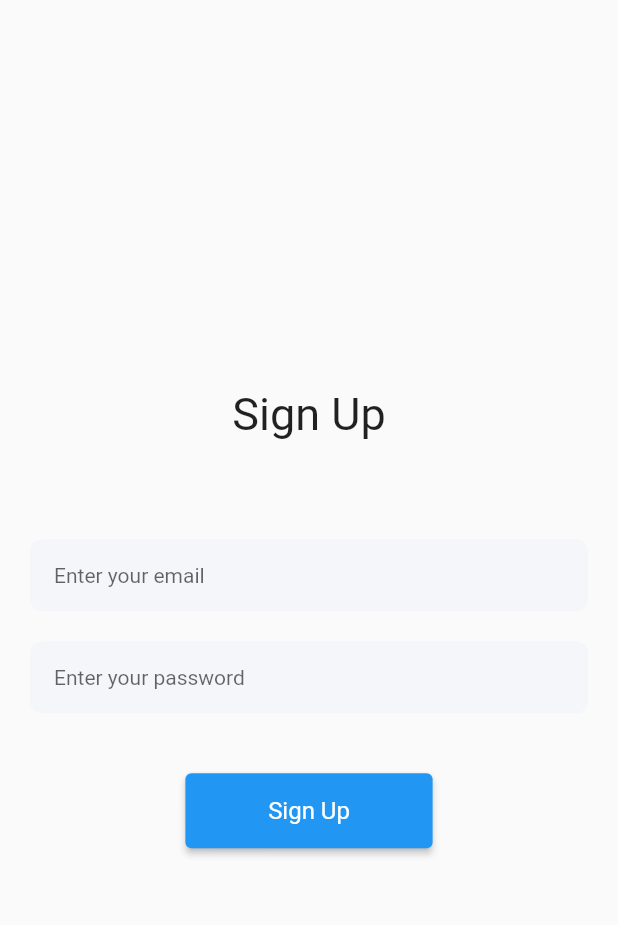
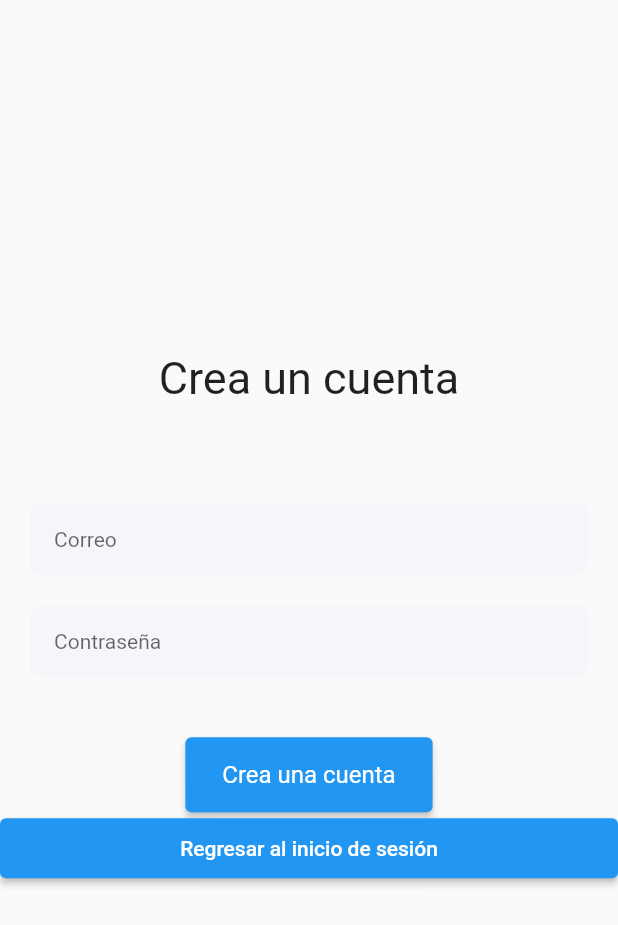
Before and after one commit to miguel1man/Flutter-Login, a Flutter app: the EmailPasswordSignup screen opened by its route, on a phone screen of 412 x 824 dp. Shown: the top 925 px of the screen. Run offline on Flutter 3.47's test engine with Material 2 defaults, Android fonts, the phone set to English and light mode, and no system bars; our stand-ins replace firebase_auth, firebase_core, google_sign_in; missing offline and left inert: flutter_facebook_auth; accounts and stored records are empty; network calls fail.

Commit message:
update login screen

```diff
--- a/lib/screens/login_email_password_screen.dart
+++ b/lib/screens/login_email_password_screen.dart
@@ -69,10 +69,16 @@ class _EmailPasswordLoginState extends State<EmailPasswordLogin> {
             ),
           ),
           CustomButton(
+              onTap: () {
+                Navigator.pushNamed(context, EmailPasswordSignup.routeName);
+              },
+              text: 'Crear una cuenta',
+            ),
+          CustomButton(
             onTap: () {
               context.read<FirebaseAuthMethods>().signInWithGoogle(context);
             },
-            text: 'Google Sign In',
+            text: 'Iniciar sesión con Google',
           ),
         ],
       ),
--- a/lib/screens/signup_email_password_screen.dart
+++ b/lib/screens/signup_email_password_screen.dart
@@ -1,5 +1,7 @@
 import 'package:firebase_auth_demo/services/firebase_auth_methods.dart';
 import 'package:firebase_auth_demo/widgets/custom_textfield.dart';
+import 'package:firebase_auth_demo/widgets/custom_button.dart';
+import 'package:firebase_auth_demo/screens/login_email_password_screen.dart';
 import 'package:flutter/material.dart';
 import 'package:provider/provider.dart';
 
@@ -30,7 +32,7 @@ class _EmailPasswordSignupState extends State<EmailPasswordSignup> {
         mainAxisAlignment: MainAxisAlignment.center,
         children: [
           const Text(
-            "Sign Up",
+            "Crea un cuenta",
             style: TextStyle(fontSize: 30),
           ),
           SizedBox(height: MediaQuery.of(context).size.height * 0.08),
@@ -38,7 +40,7 @@ class _EmailPasswordSignupState extends State<EmailPasswordSignup> {
             margin: const EdgeInsets.symmetric(horizontal: 20),
             child: CustomTextField(
               controller: emailController,
-              hintText: 'Enter your email',
+              hintText: 'Correo',
             ),
           ),
           const SizedBox(height: 20),
@@ -46,7 +48,7 @@ class _EmailPasswordSignupState extends State<EmailPasswordSignup> {
             margin: const EdgeInsets.symmetric(horizontal: 20),
             child: CustomTextField(
               controller: passwordController,
-              hintText: 'Enter your password',
+              hintText: 'Contraseña',
             ),
           ),
           const SizedBox(height: 40),
@@ -62,9 +64,15 @@ class _EmailPasswordSignupState extends State<EmailPasswordSignup> {
               ),
             ),
             child: const Text(
-              "Sign Up",
+              "Crea una cuenta",
               style: TextStyle(color: Colors.white, fontSize: 16),
             ),
+          ),
+          CustomButton(
+            onTap: () {
+              Navigator.pushNamed(context, EmailPasswordLogin.routeName);
+            },
+            text: 'Regresar al inicio de sesión',
           ),
         ],
       ),
```
Also changed, not shown: flutter_01.png (added), 1 other file.
